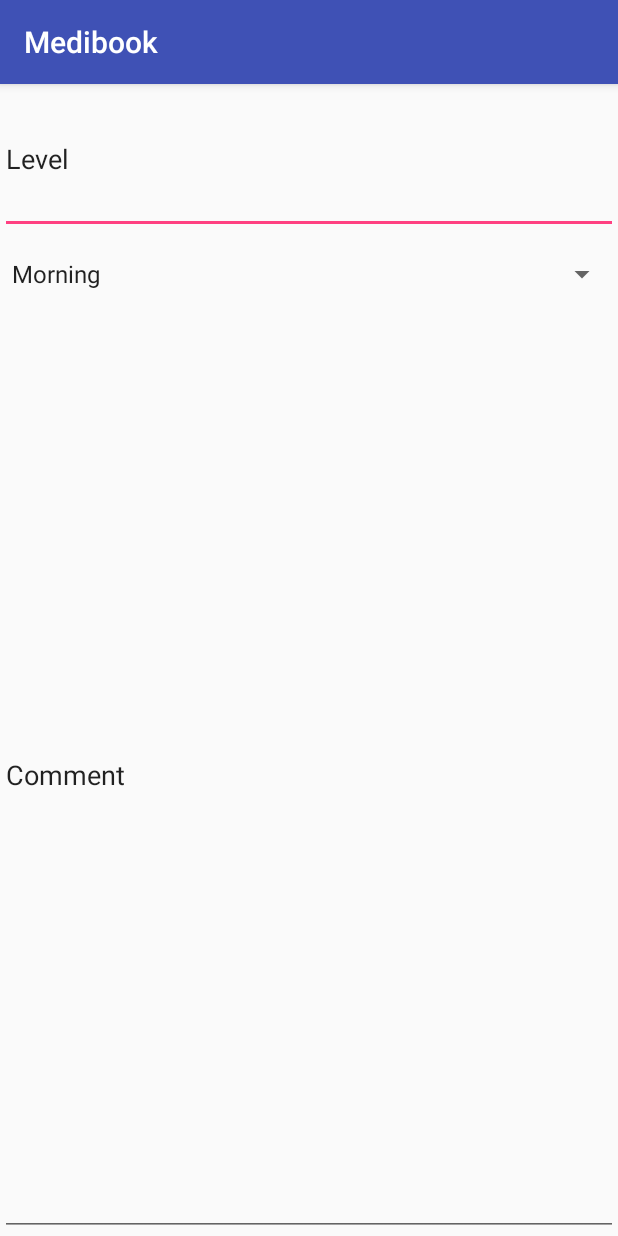
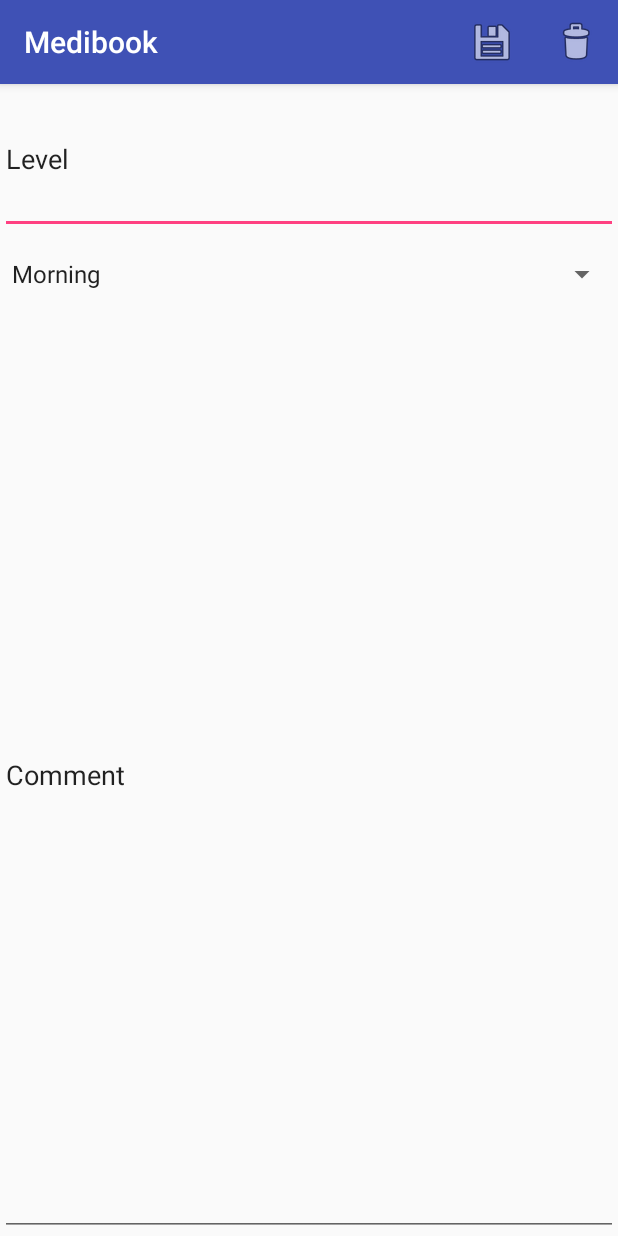
Before and after one commit to LucyMilla/Lucy-Miller-Project-CO699-Medibook, an Android app: the LogActivity screen opened directly, with no data from a screen before it, on a phone screen of 412 x 824 dp. Run offline under Robolectric (Android 15) with nearby library versions, the phone set to English and light mode, and no system bars.

Commit message:
Save and Delete icons added

```diff
--- a/app/src/main/java/com/example/lucy/medibook/LogActivity.java
+++ b/app/src/main/java/com/example/lucy/medibook/LogActivity.java
@@ -2,6 +2,7 @@ package com.example.lucy.medibook;
 
 import android.support.v7.app.AppCompatActivity;
 import android.os.Bundle;
+import android.view.Menu;
 import android.view.MenuItem;
 import android.view.View;
 import android.widget.AdapterView;
@@ -14,7 +15,6 @@ import java.util.List;
 
 public class LogActivity extends AppCompatActivity {
     Spinner dropdownmenu;
-
     @Override
     protected void onCreate(Bundle savedInstanceState) {
         super.onCreate(savedInstanceState);
@@ -46,4 +46,9 @@ public class LogActivity extends AppCompatActivity {
 
         });
     }
+    @Override
+    public boolean onCreateOptionsMenu(Menu menu){
+        getMenuInflater().inflate(R.menu.menu_log, menu);
+        return true;
+    }
 }
--- /dev/null
+++ b/app/src/main/res/menu/menu_log.xml
@@ -0,0 +1,14 @@
+<?xml version="1.0" encoding="utf-8"?>
+<menu xmlns:android="http://schemas.android.com/apk/res/android"
+    xmlns:app="http://schemas.android.com/apk/res-auto">
+    <item
+        android:enabled="true"
+        android:title="Save"
+        app:showAsAction="always"
+        android:icon="@android:drawable/ic_menu_save"/>
+    <item
+        android:enabled="true"
+        android:title="Delete"
+        app:showAsAction="always"
+        android:icon="@android:drawable/ic_menu_delete"/>
+</menu>
```
